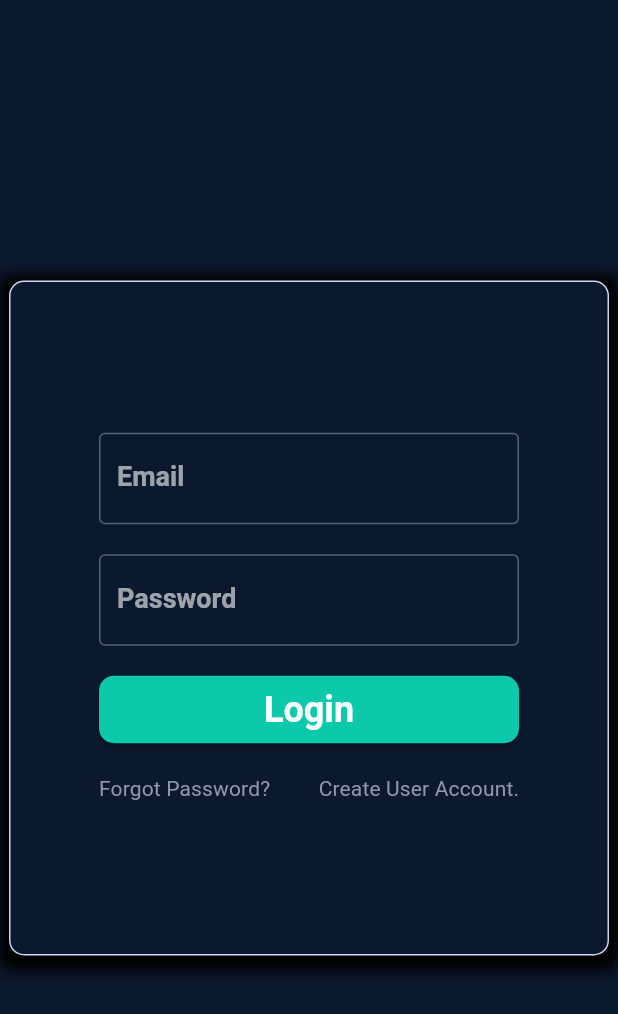
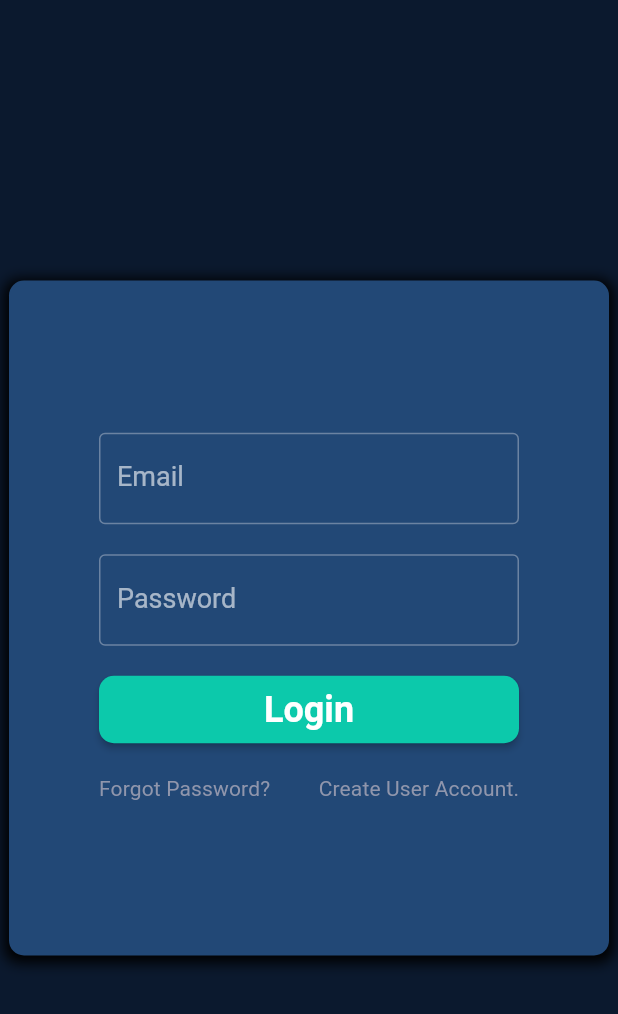
Before and after one commit to iieo/weekly_challenge, a Flutter app: the screen it shows after launch, on a phone screen of 412 x 824 dp. Shown: the top 1014 px of the screen. Run offline on Flutter 3.47's test engine with Material 2 defaults, Android fonts, the phone set to English and light mode, and no system bars; our stand-ins replace cached_network_image, cloud_firestore, easy_stepper, firebase_auth, firebase_core, firebase_storage and 2 more; accounts and stored records are empty.

Commit message:
fixed colors

```diff
--- a/lib/authentication/authentication.dart
+++ b/lib/authentication/authentication.dart
@@ -33,20 +33,29 @@ class _AuthScreen extends State<AuthScreen> {
         body: Container(
             alignment: Alignment.center,
             child: Container(
+                padding: const EdgeInsets.all(10),
                 decoration: BoxDecoration(
                   borderRadius: BorderRadius.circular(10),
+                  /*gradient: LinearGradient(
+                      begin: Alignment.topLeft,
+                      end: Alignment.bottomRight,
+                      colors: [
+                        Theme.of(context).colorScheme.primaryContainer,
+                        Theme.of(context).colorScheme.secondaryContainer
+                      ]),*/
+                  color: Theme.of(context).colorScheme.primaryContainer,
                   boxShadow: [
                     BoxShadow(
                       color: Theme.of(context).colorScheme.shadow,
-                        spreadRadius: 7,
+                      spreadRadius: 3,
                       blurRadius: 7,
-                        offset:
-                            const Offset(0, 3), // changes position of shadow
+                      offset: const Offset(0, 2), // changes position of shadow
                     ),
                   ],
-                    color: Theme.of(context).colorScheme.background,
-                    border: Border.all(
-                        color: Theme.of(context).colorScheme.outline)),
+                ),
+                //color: Theme.of(context).colorScheme.background,
+                /*border: Border.all(
+                        color: Theme.of(context).colorScheme.outline)),*/
                 width: widget.width,
                 height: widget.height,
                 child: Stack(alignment: Alignment.center, children: [
--- a/lib/authentication/login_container.dart
+++ b/lib/authentication/login_container.dart
@@ -136,6 +136,8 @@ class _LoginContainer extends State<LoginContainer> {
                         }
                         UpdateLoading(false);
                       }).onError((error, stackTrace) {
+                        print(error);
+                        print(stackTrace);
                         UpdateLoading(false);
                         if (error is FirebaseAuthException) {
                           showSimpleErrorDialog(context,
--- a/lib/theme_data.dart
+++ b/lib/theme_data.dart
@@ -1,25 +1,56 @@
 import 'package:flutter/material.dart';
 
-const Color primaryColor = Color.fromARGB(255, 11, 25, 46);
+const Color backgroundDark = Color.fromARGB(255, 11, 25, 46);
+const Color backgroundDarkBrighter = Color.fromARGB(255, 24, 43, 69);
+
+const Color primaryColor = Color.fromARGB(255, 12, 201, 169);
 const Color primaryColorBrighter = Color.fromARGB(255, 24, 43, 69);
-const Color whiteColor = Color.fromARGB(255, 205, 215, 245);
-const Color whiteColorDarker = Color.fromARGB(255, 144, 150, 172);
+
 const Color secondaryColor = Color.fromARGB(255, 12, 201, 171);
 const Color secondaryColorDarker = Color.fromARGB(255, 11, 51, 65);
 
-const ColorScheme colorScheme = ColorScheme(
-  primary: primaryColorBrighter,
+const Color whiteColor = Color.fromARGB(255, 205, 215, 245);
+const Color whiteColorDarker = Color.fromARGB(255, 144, 150, 172);
+
+ColorScheme colorScheme = ColorScheme.fromSeed(
+  seedColor: primaryColorBrighter,
+  brightness: Brightness.dark,
+  //primary: primaryColorBrighter,
   secondary: secondaryColor,
-  surface: primaryColorBrighter,
-  background: primaryColor,
+  //surface: primaryColorBrighter,
+  background: backgroundDark,
   error: Colors.red,
-  onPrimary: whiteColor,
-  onSecondary: whiteColor,
-  onSurface: whiteColor,
-  onBackground: whiteColor,
-  onError: Colors.white,
-  brightness: Brightness.dark,
+  //onPrimary: whiteColor,
+  //onSecondary: whiteColor,
+  //onSurface: whiteColor,
+  //onBackground: whiteColor,
+  //onError: Colors.white,
 );
+
+/*const Color backgroundDark = Color.fromARGB(255, 20, 36, 62);
+const Color backgroundDarkBrighter = Color.fromARGB(255, 35, 63, 108);
+
+const Color primaryColor = Color.fromARGB(255, 39, 103, 68);
+const Color primaryColorBrighter = Color.fromARGB(255, 61, 164, 109);
+
+const Color secondaryColor = Color.fromARGB(255, 141, 93, 208);
+const Color secondaryColorDarker = Color.fromARGB(255, 121, 65, 200);
+
+const Color ternaryColor = Color.fromARGB(255, 50, 62, 153);
+const Color ternaryColorDarker = Color.fromARGB(255, 40, 50, 123);
+
+const Color fourthColor = Color.fromARGB(255, 24, 62, 75);
+const Color fourthColorDarker = Color.fromARGB(255, 20, 51, 62);
+
+const Color whiteColor = Color.fromARGB(255, 205, 215, 245);
+const Color whiteColorDarker = Color.fromARGB(255, 144, 150, 172);
+
+ColorScheme colorScheme = ColorScheme.fromSeed(
+    seedColor: primaryColor,
+    secondary: secondaryColor,
+    tertiary: ternaryColor,
+    brightness: Brightness.dark,
+    background: fourthColor);*/
 
 final ThemeData themeData = ThemeData(
     pageTransitionsTheme: PageTransitionsTheme(
@@ -49,9 +80,9 @@ final ThemeData themeData = ThemeData(
     colorScheme: colorScheme,
     appBarTheme: const AppBarTheme(
         backgroundColor: primaryColor, foregroundColor: whiteColor),
-    scaffoldBackgroundColor: primaryColor,
-    dialogBackgroundColor: primaryColorBrighter,
-    cardColor: primaryColorBrighter,
+    scaffoldBackgroundColor: backgroundDark,
+    //dialogBackgroundColor: primaryColorBrighter,
+    //cardColor: primaryColorBrighter,
     elevatedButtonTheme: ElevatedButtonThemeData(
       style: ButtonStyle(
         backgroundColor: MaterialStateProperty.all<Color>(secondaryColor),
@@ -102,9 +133,9 @@ final ThemeData themeData = ThemeData(
       ),
       bodyMedium: TextStyle(
           fontSize: 18.0,
-          fontWeight: FontWeight.bold,
+          fontWeight: FontWeight.normal,
           decoration: TextDecoration.none,
-          color: Colors.black),
+          color: whiteColorDarker),
     ));
 
 class NoPageTransitionBuilder extends PageTransitionsBuilder {
```
Also changed, not shown: lib/components/dialog.dart (+5 -5 lines), lib/homescreen/components/box.dart (+8 -1 lines). Lines whose indentation alone changed are shown as unchanged.
